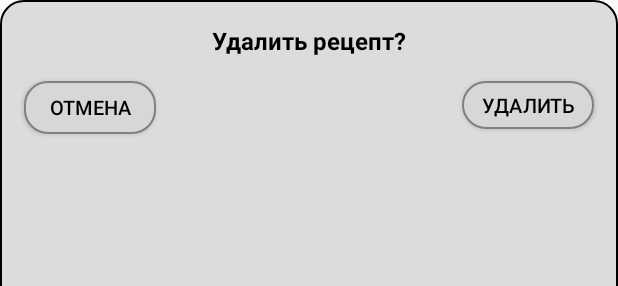
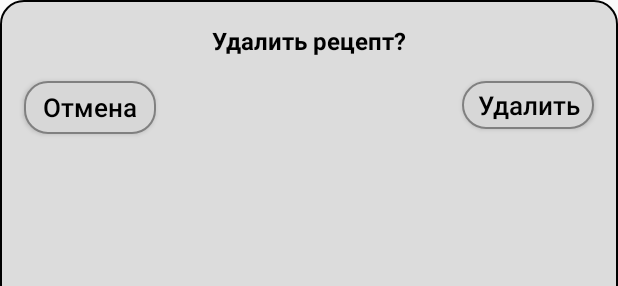
Before and after one commit to NikitaPetrenko17488/povar_v1, an Android app: the layout dialog_alert_delete_lite.xml on its own in the app's theme, with its tools: preview values and no code run, on a phone screen of 412 x 824 dp. Shown: the top 286 px of the screen. Run offline under Robolectric (Android 15) with nearby library versions, the phone set to English and light mode, and no system bars.

Commit message:
дизайн v5.0

```diff
--- a/app/src/main/java/com/example/povar/activity/RegistryActivity.kt
+++ b/app/src/main/java/com/example/povar/activity/RegistryActivity.kt
@@ -37,12 +37,10 @@ class RegistryActivity: AppCompatActivity() {
 
         myDbManager.openDb()
 
-//        myDbManager.insertToDb("БЛИНЫ","2 яйца, 0.5 л. молока, 200 г. пшеничной муки, 3 ст. ложки сахара, соль по вкусу, 2 ст. ложки растительного масла.","Взбить яйца до образования белой пены. Добавить сахар и соль, взбить до растворения сахара. Нагреть молоко, чтобы оно было тёпленьким, но не кипяток. Вмешать молоко в яйца, затем вмешать муку. Добавить 2 ст. ложки растительного масла, размешать. Можно жарить (лучше на раскалённой сковороде)! ")
-//        myDbManager.insertToDb("Борщ","Мясо, зажарка, соль, вода","Сделать зажарку, вскипятить воду и варить в ней пол часа мясо для нажористости, добавить к мясу и воде зажарку, посолить, готовить до гкйстой консистенции. ")
         val dataList=myDbManager.ReadDb()
         val bundle=Bundle()
         bundle.putSerializable("List",dataList)
-         offline_avtonomnoe.getNewInstance(bundle)
+        offline_avtonomnoe.getNewInstance(bundle)
         myDbManager.closeDb()
 
 
--- a/app/src/main/res/layout/dialog_alert_delete_lite.xml
+++ b/app/src/main/res/layout/dialog_alert_delete_lite.xml
@@ -32,8 +32,9 @@
         android:layout_marginTop="16dp"
         android:background="@drawable/megaoval_anim"
         android:text="Отмена"
+        android:textAllCaps="false"
         android:textColor="@color/black"
-        android:textSize="13dp"
+        android:textSize="17dp"
         app:layout_constraintStart_toStartOf="parent"
         app:layout_constraintTop_toBottomOf="@id/textDeleteDialogAlertLite"
 
@@ -48,7 +49,8 @@
         android:background="@drawable/megaoval_anim"
         android:text="Удалить"
         android:textColor="@color/black"
-        android:textSize="13dp"
+        android:textSize="17dp"
+        android:textAllCaps="false"
         app:layout_constraintEnd_toEndOf="parent"
         app:layout_constraintTop_toTopOf="@id/buttonOtmenaAlertDialogLite" />
 
--- a/app/src/main/res/layout/fragment_add.xml
+++ b/app/src/main/res/layout/fragment_add.xml
@@ -83,6 +83,8 @@
                     android:layout_width="wrap_content"
                     android:layout_height="wrap_content"
                     android:background="@drawable/megaoval_anim"
+                    android:textAllCaps="false"
+                    android:textSize="17dp"
                     android:text="Добавить" />
 
 </androidx.constraintlayout.widget.ConstraintLayout>
--- a/app/src/main/res/layout/fragment_edit_code.xml
+++ b/app/src/main/res/layout/fragment_edit_code.xml
@@ -93,6 +93,7 @@
         android:layout_marginTop="16dp"
         android:background="@drawable/megaoval_anim"
         android:text=" Регистрация "
+        android:textAllCaps="false"
         android:textColor="@color/Grey"
         android:textSize="17dp"
         android:textStyle="normal"
@@ -112,6 +113,7 @@
         android:text=" Offline mode "
         android:textColor="@color/Grey"
         android:textSize="17dp"
+        android:textAllCaps="false"
         android:textStyle="normal"
         app:layout_constraintStart_toStartOf="parent"
         app:layout_constraintEnd_toEndOf="parent"
--- a/app/src/main/res/layout/fragment_edit_number.xml
+++ b/app/src/main/res/layout/fragment_edit_number.xml
@@ -145,6 +145,8 @@
         android:text=" Зарегистрироваться "
        android:layout_marginBottom="16dp"
         android:layout_marginRight="16dp"
+        android:textAllCaps="false"
+        android:textSize="17dp"
         app:layout_constraintRight_toRightOf="parent"
         app:layout_constraintBottom_toBottomOf="parent"
         />
--- a/app/src/main/res/layout/fragment_edit_profile.xml
+++ b/app/src/main/res/layout/fragment_edit_profile.xml
@@ -87,6 +87,7 @@
         android:layout_marginTop="25dp"
         android:text=" Сохранить "
         android:textSize="17dp"
+        android:textAllCaps="false"
         app:layout_constraintEnd_toEndOf="parent"
         app:layout_constraintStart_toStartOf="parent"
         app:layout_constraintTop_toBottomOf="@id/LoginInProfileEdit"
--- a/app/src/main/res/layout/fragment_offline_avtonomnoe.xml
+++ b/app/src/main/res/layout/fragment_offline_avtonomnoe.xml
@@ -32,7 +32,8 @@
         android:layout_marginTop="16dp"
         android:background="@drawable/megaoval_anim"
         android:text=" Авторизироваться "
-        android:textSize="13dp"
+        android:textSize="15dp"
+        android:textAllCaps="false"
         app:layout_constraintStart_toStartOf="parent"
         android:layout_marginStart="16dp"
         app:layout_constraintTop_toBottomOf="@id/toolbarOffline"
--- a/app/src/main/res/layout/fragment_profile_users.xml
+++ b/app/src/main/res/layout/fragment_profile_users.xml
@@ -53,6 +53,7 @@
                 android:background="@drawable/megaoval_anim"
                 android:text=" Редактировать "
                 android:textSize="17dp"
+                android:textAllCaps="false"
                 app:layout_constraintEnd_toEndOf="parent"
                 app:layout_constraintStart_toStartOf="parent"
                 android:layout_marginTop="16dp"
--- a/app/src/main/res/layout/fragment_settings.xml
+++ b/app/src/main/res/layout/fragment_settings.xml
@@ -14,10 +14,12 @@
         android:layout_width="wrap_content"
         android:layout_height="wrap_content"
         android:text="Выход"
+        android:textAllCaps="false"
         android:background="@drawable/megaoval_anim"
         app:layout_constraintEnd_toEndOf="parent"
         app:layout_constraintTop_toTopOf="parent"
         android:layout_marginEnd="16dp"
+        android:textSize="17dp"
         android:layout_marginTop="66dp"
         />
 
@@ -37,7 +39,8 @@
         android:layout_width="wrap_content"
         android:layout_height="35dp"
         android:text=" Сменить язык (Eng) "
-        android:textSize="14dp"
+        android:textSize="17dp"
+        android:textAllCaps="false"
         android:textColor="@color/black"
         app:layout_constraintTop_toBottomOf="@id/switchTemnayaTema"
         app:layout_constraintStart_toStartOf="parent"
--- a/app/src/main/res/layout/fragment_translate_recept.xml
+++ b/app/src/main/res/layout/fragment_translate_recept.xml
@@ -124,6 +124,8 @@
                 app:layout_constraintTop_toBottomOf="@id/EditTranslateFormula"
                 app:layout_constraintStart_toStartOf="parent"
                 app:layout_constraintEnd_toEndOf="parent"
+                android:textAllCaps="false"
+                android:textSize="17dp"
                 android:layout_marginTop="16dp"
                 />
 
--- a/app/src/main/res/layout/fragment_translater_recept_rus.xml
+++ b/app/src/main/res/layout/fragment_translater_recept_rus.xml
@@ -119,6 +119,8 @@
                 android:layout_width="wrap_content"
                 android:layout_height="35dp"
                 android:layout_marginTop="16dp"
+                android:textAllCaps="false"
+                android:textSize="17dp"
                 android:background="@drawable/megaoval_anim"
                 android:text=" Добавить перевод " />
 
--- a/app/src/main/res/layout/fragment_update.xml
+++ b/app/src/main/res/layout/fragment_update.xml
@@ -78,6 +78,7 @@
                 android:layout_marginTop="16dp"
                 android:background="@drawable/megaoval_anim"
                 android:text=" Изменить "
+                android:textAllCaps="false"
                 android:textSize="17dp"
                 app:layout_constraintEnd_toEndOf="parent"
                 app:layout_constraintStart_toStartOf="parent"
--- a/app/src/main/res/layout/list_item_recept_translate.xml
+++ b/app/src/main/res/layout/list_item_recept_translate.xml
@@ -28,7 +28,7 @@
         android:layout_width="100dp"
         android:layout_height="100dp"
         android:layout_marginStart="16dp"
-        android:src="@drawable/recept"
+        android:src="@drawable/products"
         app:layout_constraintStart_toStartOf="parent"
         app:layout_constraintBottom_toBottomOf="@id/name_recept_translate"
         app:layout_constraintTop_toTopOf="@id/name_recept_translate"
--- a/app/src/main/res/layout/list_item_users.xml
+++ b/app/src/main/res/layout/list_item_users.xml
@@ -17,6 +17,8 @@
         app:layout_constraintStart_toStartOf="parent"
        android:layout_marginStart="126dp"
         android:layout_height="35dp"
+        android:textAllCaps="false"
+        android:textSize="17dp"
         android:layout_width="wrap_content"
         android:text=" Посмотреть "
         />
@@ -28,6 +30,8 @@
         android:layout_height="35dp"
         android:layout_marginTop="20dp"
         android:text=" Удалить "
+        android:textAllCaps="false"
+        android:textSize="17dp"
         app:layout_constraintStart_toEndOf="@id/buttonGlaz"
         app:layout_constraintTop_toTopOf="parent"
         android:layout_marginStart="16dp"
--- a/app/src/main/res/navigation/routes.xml
+++ b/app/src/main/res/navigation/routes.xml
@@ -4,7 +4,6 @@
     xmlns:tools="http://schemas.android.com/tools"
     android:id="@+id/routes"
     tools:ignore="UnusedNavigation"
-
     app:startDestination="@id/editCodeFragment">
 
     <fragment
```
Also changed, not shown: app/src/main/res/layout/dialog_alert_delete_dark.xml (+5 -2 lines), app/src/main/res/layout/fragment_translater.xml (+6 -3 lines).
